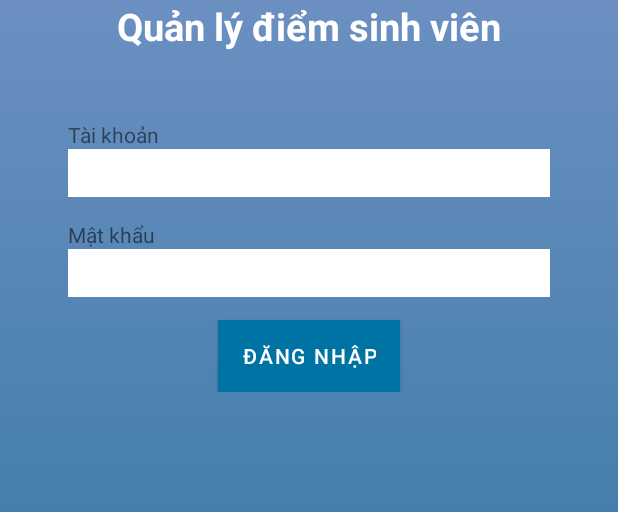
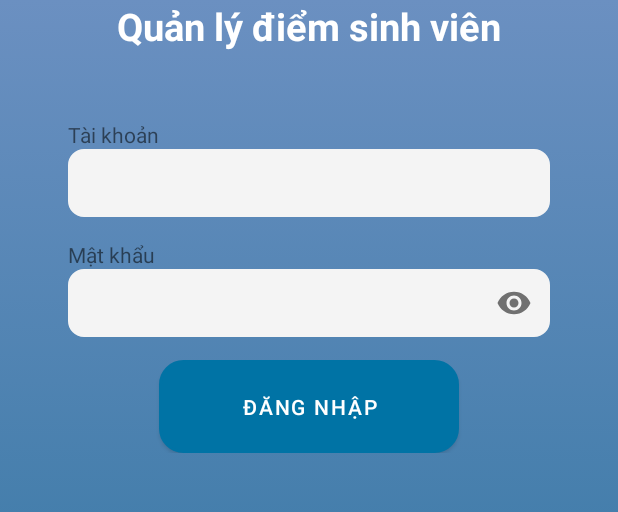
Before and after one commit to truong-lv/Student-Score-Management_App, an Android app: the screen it shows after launch (LoginActivity), after a tap on "ĐĂNG NHẬP", on a phone screen of 412 x 824 dp, the part 354-866 px from its top. Run offline under Robolectric (Android 15) with nearby library versions, the phone set to English and light mode, and no system bars.

Commit message:
complete Login handle

```diff
--- a/app/src/main/java/com/example/studentscoremanagement/DBHelper.java
+++ b/app/src/main/java/com/example/studentscoremanagement/DBHelper.java
@@ -19,6 +19,7 @@ public class DBHelper extends SQLiteOpenHelper {
     public static final String COL_TAIKHOAN_TEN="taiKhoan_ten";
     public static final String COL_TAIKHOAN_MATKHAU="taiKhoan_matKhau";
     public static final String COL_TAIKHOAN_SDT="taiKhoan_sdt";
+    public static final String COL_TAIKHOAN_ANH="taiKhoan_anh";
 
     //bang Lop
     public static final String TB_LOP="tbLop";
@@ -55,7 +56,8 @@ public class DBHelper extends SQLiteOpenHelper {
         String scripTBTaiKhoan="CREATE TABLE "+ TB_TAIKHOAN+"("+
                 COL_TAIKHOAN_TEN+" TEXT PRIMARY KEY,"+
                 COL_TAIKHOAN_MATKHAU+" TEXT NOT NULL," +
-                COL_TAIKHOAN_SDT+" TEXT NOT NULL)";
+                COL_TAIKHOAN_SDT+" TEXT NOT NULL," +
+                COL_TAIKHOAN_ANH+" TEXT)";
 
         String scripTBLop="CREATE TABLE "+ TB_LOP+"("+
                 COL_LOP_MALOP+" TEXT PRIMARY KEY,"+
@@ -131,11 +133,11 @@ public class DBHelper extends SQLiteOpenHelper {
 
 
     private void addDataDefault(SQLiteDatabase database){
-        database.execSQL("INSERT INTO "+TB_TAIKHOAN+" VALUES ('truonglv','123456','0329385635')");
-        database.execSQL("INSERT INTO "+TB_TAIKHOAN+" VALUES ('nghia','123456','0347360427')");
-        database.execSQL("INSERT INTO "+TB_TAIKHOAN+" VALUES ('nam','123456','0334704530')");
-        database.execSQL("INSERT INTO "+TB_TAIKHOAN+" VALUES ('vu','123456','0327551251')");
-        database.execSQL("INSERT INTO "+TB_TAIKHOAN+" VALUES ('sang','123456','0922060313')");
+        database.execSQL("INSERT INTO "+TB_TAIKHOAN+" VALUES ('truonglv','123456','0329385635',null)");
+        database.execSQL("INSERT INTO "+TB_TAIKHOAN+" VALUES ('nghia','123456','0347360427',null)");
+        database.execSQL("INSERT INTO "+TB_TAIKHOAN+" VALUES ('nam','123456','0334704530',null)");
+        database.execSQL("INSERT INTO "+TB_TAIKHOAN+" VALUES ('vu','123456','0327551251',null)");
+        database.execSQL("INSERT INTO "+TB_TAIKHOAN+" VALUES ('sang','123456','0922060313',null)");
 
         database.execSQL("INSERT INTO "+TB_LOP+" VALUES ('12A1','Lù Vĩnh Trường')");
         database.execSQL("INSERT INTO "+TB_LOP+" VALUES ('12A2','Nguyễn Hải Nam')");
--- a/app/src/main/java/com/example/studentscoremanagement/Model/TaiKhoan.java
+++ b/app/src/main/java/com/example/studentscoremanagement/Model/TaiKhoan.java
@@ -9,6 +9,7 @@ public class TaiKhoan {
     private String tenTaiKhoan;
     private String matKhau;
     private String sdt;
+    private String anh;
 
     public TaiKhoan() {
     }
@@ -36,6 +37,10 @@ public class TaiKhoan {
         return sdt;
     }
 
+    public String getAnh() {
+        return anh;
+    }
+
     public void setTenTaiKhoan(String tenTaiKhoan) {
         this.tenTaiKhoan = tenTaiKhoan;
     }
@@ -48,10 +53,16 @@ public class TaiKhoan {
         this.sdt = sdt;
     }
 
+    public void setAnh(String anh) {
+        this.anh = anh;
+    }
+
     public boolean checkLogin(DBHelper db){
-        Cursor getInfor=db.GetData("SELECT * FROM "+db.TB_TAIKHOAN
-                +" WHERE "+db.COL_TAIKHOAN_TEN+"='"+this.tenTaiKhoan+"' AND "+db.COL_TAIKHOAN_MATKHAU+"='"+this.matKhau+"'");
-        if(getInfor.getCount()>0){
+        Cursor getInfor=db.GetData("SELECT "+DBHelper.COL_TAIKHOAN_SDT+", "+DBHelper.COL_TAIKHOAN_ANH+" FROM "+DBHelper.TB_TAIKHOAN
+                +" WHERE "+DBHelper.COL_TAIKHOAN_TEN+"='"+this.tenTaiKhoan+"' AND "+DBHelper.COL_TAIKHOAN_MATKHAU+"='"+this.matKhau+"'");
+        if(getInfor.moveToNext()){
+            this.setSdt(getInfor.getString(0));
+            this.setAnh(getInfor.getString(1));
             return true;
         }
         return false;
--- a/app/src/main/res/drawable/style_edit_text.xml
+++ b/app/src/main/res/drawable/style_edit_text.xml
@@ -1,7 +1,7 @@
 <?xml version="1.0" encoding="utf-8"?>
 <shape xmlns:android="http://schemas.android.com/apk/res/android" >
 
-    <solid android:color="#390073A5" />
+    <solid android:color="@color/black" />
 
     <stroke
         android:width="1dp"
--- a/app/src/main/res/layout/activity_login.xml
+++ b/app/src/main/res/layout/activity_login.xml
@@ -38,31 +38,46 @@
         <EditText
             android:id="@+id/txtTK"
             android:layout_width="match_parent"
-            android:layout_height="wrap_content"
-            android:background="#FFFF"
+            android:layout_height="45dp"
+            android:background="@drawable/style_edit_text"
+            android:backgroundTint="#F4F4F4"
             android:textSize="15sp"
             android:padding="5dp"
+            android:textColor="@color/black"
             />
         <TextView
             android:layout_marginTop="15dp"
             android:layout_width="wrap_content"
             android:layout_height="wrap_content"
             android:text="Mật khẩu"/>
-        <EditText
-            android:id="@+id/txtMK"
+        <com.google.android.material.textfield.TextInputLayout
+            android:id="@+id/text_input_layout_password"
             android:layout_width="match_parent"
-            android:background="#FFFF"
-            android:textSize="15sp"
-            android:padding="5dp"
-            android:layout_height="wrap_content"
-            />
+            android:layout_height="45dp"
+            app:boxStrokeWidth="0dp"
+            app:boxStrokeWidthFocused="0dp"
+            app:passwordToggleEnabled="true">
+            <EditText
+                android:id="@+id/txtMK"
+                android:layout_width="match_parent"
+                android:layout_height="match_parent"
+                android:background="@drawable/style_edit_text"
+                android:backgroundTint="#F4F4F4"
+                android:textSize="15sp"
+                android:padding="5dp"
+                android:textColor="@color/black"
+                android:inputType="textPassword"
+                />
+        </com.google.android.material.textfield.TextInputLayout>
         <Button
             android:id="@+id/btnLogin"
-            android:layout_width="wrap_content"
+            android:padding="15dp"
+            android:layout_width="200dp"
             android:layout_height="wrap_content"
             android:layout_gravity="center"
             android:layout_marginTop="15dp"
-            android:background="#0073A5"
+            android:background="@drawable/custom_button"
+            android:textColor="@color/white"
             android:text="Đăng nhập"/>
     </LinearLayout>
 </LinearLayout>
```
Also changed, not shown: app/src/main/java/com/example/studentscoremanagement/LoginActivity.java (+8 -0 lines), app/src/main/res/layout/activity_user_infor.xml (+13 -6 lines).
